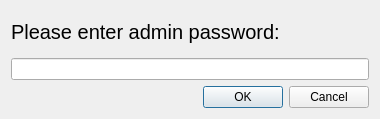
The window that adminDialog.ui (thomaslundgaard/Pimp) describes before a commit, drawn with Qt 5.
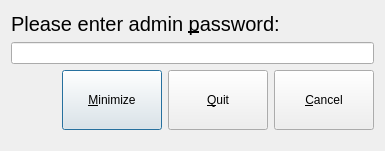
The same window after the commit. Icons and pictures are not drawn.

Commit message: admin auth dialog futher developed

```diff
--- a/adminDialog.ui
+++ b/adminDialog.ui
@@ -6,8 +6,8 @@
    <rect>
     <x>0</x>
     <y>0</y>
-    <width>380</width>
-    <height>119</height>
+    <width>381</width>
+    <height>151</height>
    </rect>
   </property>
   <property name="minimumSize">
@@ -24,29 +24,34 @@
     <normaloff>:/res/karaoke.png</normaloff>:/res/karaoke.png</iconset>
   </property>
   <layout class="QGridLayout" name="gridLayout">
-   <item row="0" column="0">
+   <item row="0" column="0" colspan="4">
     <widget class="QLabel" name="label_2">
+     <property name="minimumSize">
+      <size>
+       <width>363</width>
+       <height>25</height>
+      </size>
+     </property>
+     <property name="maximumSize">
+      <size>
+       <width>363</width>
+       <height>25</height>
+      </size>
+     </property>
      <property name="font">
       <font>
        <pointsize>15</pointsize>
       </font>
      </property>
      <property name="text">
-      <string>Please enter admin password:</string>
+      <string>Please enter admin &amp;password:</string>
      </property>
-    </widget>
-   </item>
-   <item row="3" column="0">
-    <widget class="QDialogButtonBox" name="buttonBox">
-     <property name="orientation">
-      <enum>Qt::Horizontal</enum>
+     <property name="buddy">
+      <cstring>pwdEdit</cstring>
      </property>
-     <property name="standardButtons">
-      <set>QDialogButtonBox::Cancel|QDialogButtonBox::Ok</set>
-     </property>
     </widget>
    </item>
-   <item row="2" column="0">
+   <item row="1" column="0" colspan="4">
     <widget class="QLineEdit" name="pwdEdit">
      <property name="focusPolicy">
       <enum>Qt::TabFocus</enum>
@@ -56,6 +61,71 @@
      </property>
     </widget>
    </item>
+   <item row="2" column="1">
+    <widget class="QPushButton" name="minimizeBtn">
+     <property name="minimumSize">
+      <size>
+       <width>100</width>
+       <height>60</height>
+      </size>
+     </property>
+     <property name="text">
+      <string>&amp;Minimize</string>
+     </property>
+    </widget>
+   </item>
+   <item row="2" column="2">
+    <widget class="QPushButton" name="quitBtn">
+     <property name="minimumSize">
+      <size>
+       <width>100</width>
+       <height>60</height>
+      </size>
+     </property>
+     <property name="text">
+      <string>&amp;Quit</string>
+     </property>
+    </widget>
+   </item>
+   <item row="2" column="3">
+    <widget class="QPushButton" name="cancelBtn">
+     <property name="minimumSize">
+      <size>
+       <width>100</width>
+       <height>60</height>
+      </size>
+     </property>
+     <property name="text">
+      <string>&amp;Cancel</string>
+     </property>
+    </widget>
+   </item>
+   <item row="3" column="2">
+    <spacer name="verticalSpacer">
+     <property name="orientation">
+      <enum>Qt::Vertical</enum>
+     </property>
+     <property name="sizeHint" stdset="0">
+      <size>
+       <width>20</width>
+       <height>40</height>
+      </size>
+     </property>
+    </spacer>
+   </item>
+   <item row="2" column="0">
+    <spacer name="horizontalSpacer">
+     <property name="orientation">
+      <enum>Qt::Horizontal</enum>
+     </property>
+     <property name="sizeHint" stdset="0">
+      <size>
+       <width>40</width>
+       <height>20</height>
+      </size>
+     </property>
+    </spacer>
+   </item>
   </layout>
  </widget>
  <tabstops>
```
Left out of the diff: 66 changed lines with no effect on the pictures. The commit also changes 2 other files.
